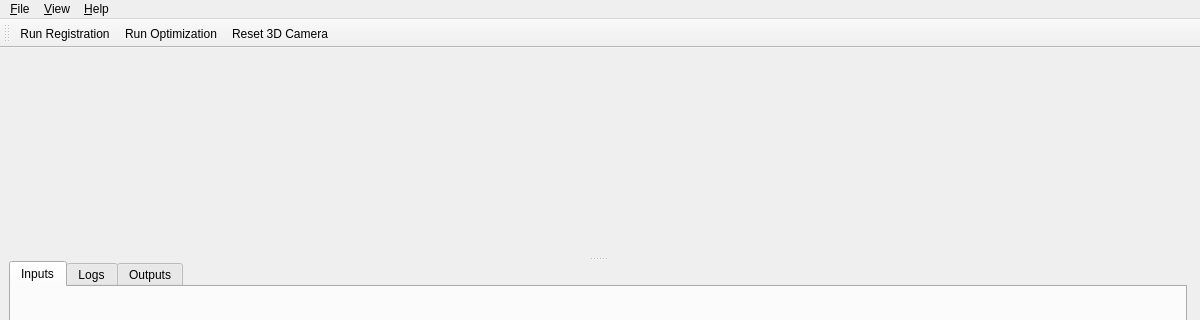
Old version of the form src/digiforest_registration/gui/main_window.ui in the repository ori-drs/aerial_terrestrial_registration; both pictures show x 0 to 1200 and y 0 to 320 of the 1200 by 800 pixel window.
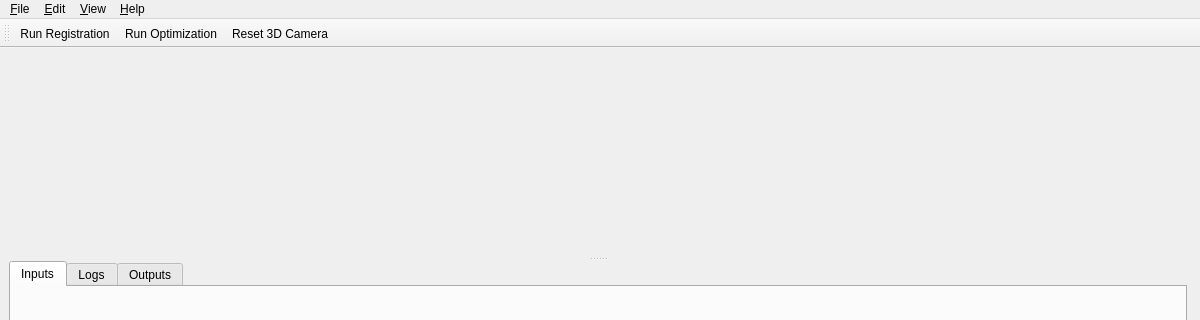
New version of the form.

```diff
--- a/src/digiforest_registration/gui/main_window.ui
+++ b/src/digiforest_registration/gui/main_window.ui
@@ -94,6 +94,12 @@
     <addaction name="actionRunOptimization"/>
     <addaction name="actionReset3D"/>
    </widget>
+   <widget class="QMenu" name="menuEdit">
+    <property name="title">
+        <string>&amp;Edit</string>
+    </property>
+    <addaction name="actionColors"/>
+   </widget>
    <widget class="QMenu" name="menuHelp">
     <property name="title">
      <string>&amp;Help</string>
@@ -101,6 +107,7 @@
     <addaction name="actionAbout"/>
    </widget>
    <addaction name="menuFile"/>
+   <addaction name="menuEdit"/>
    <addaction name="menuView"/>
    <addaction name="menuHelp"/>
   </widget>
```
Left out of the diff: 5 changed lines with no effect on the pictures.
